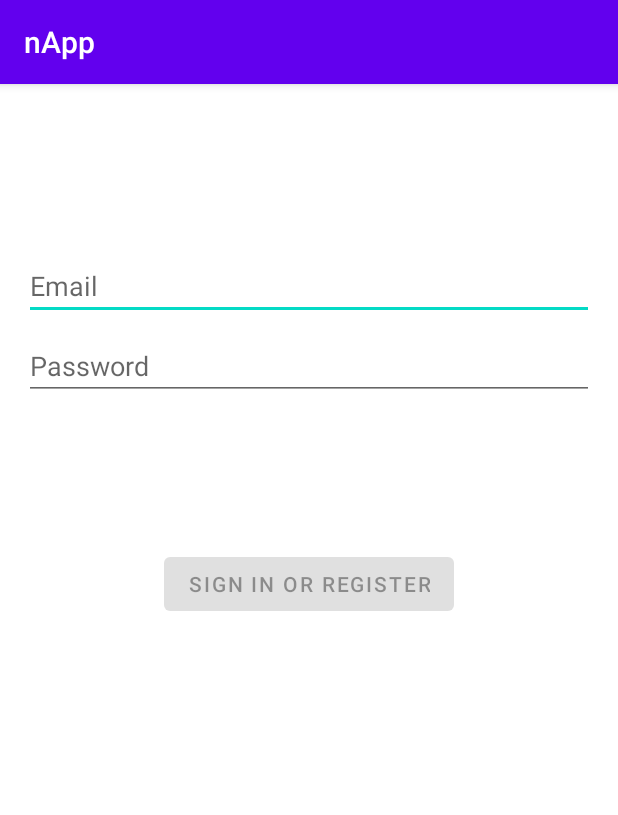
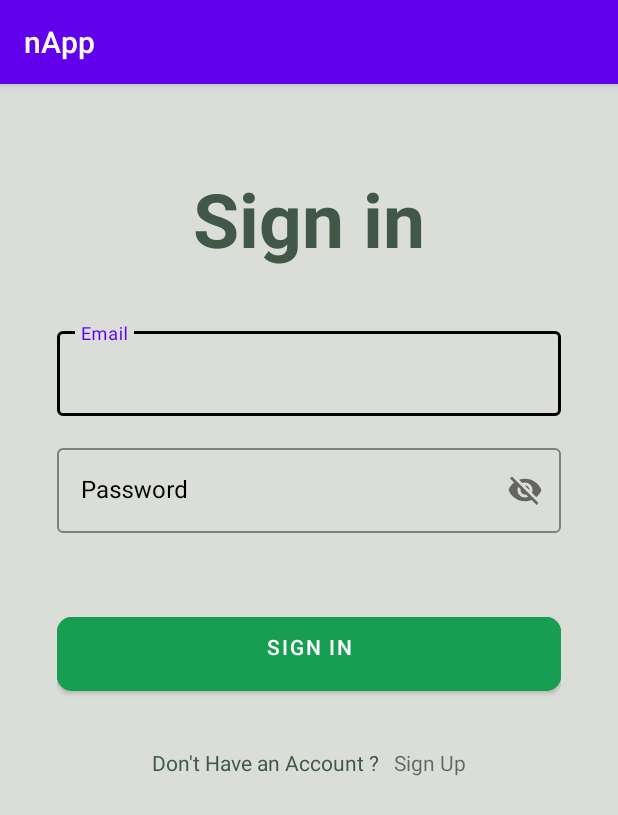
Before and after one commit to 00Chaotic/nApp, an Android app: the screen it shows after launch (LoginActivity), on a phone screen of 412 x 824 dp. Shown: the top 815 px of the screen. Run offline under Robolectric (Android 15) with nearby library versions, the phone set to English and light mode, and no system bars; libraries missing offline, so code that uses them is left out: com.apollographql.apollo, io.jsonwebtoken; 2 statements that could not run were skipped.

Commit message:
completed UI for login (#8)
* completed UI for login

* adding in the id container, the code should be running now

* updated the colours

* coneecting the text inputs to its respective class

```diff
--- a/app/src/main/java/com/napp/napp/ui/login/LoginActivity.java
+++ b/app/src/main/java/com/napp/napp/ui/login/LoginActivity.java
@@ -23,6 +23,8 @@ import com.napp.napp.MyApplication;
 import com.napp.napp.R;
 import com.napp.napp.databinding.ActivityLoginBinding;
 import com.napp.napp.ui.profile.ProfileActivity;
+import com.google.android.material.textfield.TextInputEditText;
+import com.google.android.material.button.MaterialButton;
 
 public class LoginActivity extends AppCompatActivity {
 
@@ -43,9 +45,9 @@ public class LoginActivity extends AppCompatActivity {
         loginViewModel = new ViewModelProvider(this, new LoginViewModelFactory())
                 .get(LoginViewModel.class);
 
-        final EditText usernameEditText = binding.username;
-        final EditText passwordEditText = binding.password;
-        final Button loginButton = binding.login;
+        final TextInputEditText usernameEditText = (TextInputEditText) binding.username;
+        final TextInputEditText passwordEditText = (TextInputEditText) binding.password;
+        final MaterialButton loginButton = (MaterialButton) binding.login;
         final ProgressBar loadingProgressBar = binding.loading;
 
         loginViewModel.getLoginFormState().observe(this, new Observer<LoginFormState>() {
--- a/app/src/main/res/layout/activity_login.xml
+++ b/app/src/main/res/layout/activity_login.xml
@@ -1,69 +1,125 @@
 <?xml version="1.0" encoding="utf-8"?>
-<androidx.constraintlayout.widget.ConstraintLayout xmlns:android="http://schemas.android.com/apk/res/android"
+<ScrollView xmlns:android="http://schemas.android.com/apk/res/android"
     xmlns:app="http://schemas.android.com/apk/res-auto"
     xmlns:tools="http://schemas.android.com/tools"
     android:id="@+id/container"
     android:layout_width="match_parent"
     android:layout_height="match_parent"
+    android:background="@color/color_1"
+    android:scrollbars="none"
     android:paddingLeft="@dimen/activity_horizontal_margin"
     android:paddingTop="@dimen/activity_vertical_margin"
     android:paddingRight="@dimen/activity_horizontal_margin"
     android:paddingBottom="@dimen/activity_vertical_margin"
     tools:context=".ui.login.LoginActivity">
 
-    <EditText
+    <LinearLayout
+        android:layout_width="match_parent"
+        android:layout_height="wrap_content"
+        android:layout_marginStart="22dp"
+        android:layout_marginEnd="22dp"
+        android:orientation="vertical">
+
+        <TextView
+            android:layout_width="match_parent"
+            android:layout_height="wrap_content"
+            android:layout_marginTop="40dp"
+            android:text="Sign in"
+            android:textAlignment="center"
+            android:textColor="@color/color_6"
+            android:textSize="50sp"
+            android:textStyle="bold" />
+
+
+        <com.google.android.material.textfield.TextInputLayout
+            style="@style/Widget.MaterialComponents.TextInputLayout.OutlinedBox"
+            android:layout_width="match_parent"
+            android:layout_height="wrap_content"
+            android:layout_marginTop="36dp"
+            android:hint="Email"
+            android:textColorHint="@color/black"
+            app:boxStrokeColor="@color/black">
+
+            <com.google.android.material.textfield.TextInputEditText
                 android:id="@+id/username"
-        android:layout_width="0dp"
+                android:layout_width="match_parent"
                 android:layout_height="wrap_content"
-        android:layout_marginTop="96dp"
-        android:hint="@string/prompt_email"
                 android:inputType="textEmailAddress"
-        android:selectAllOnFocus="true"
-        app:layout_constraintEnd_toEndOf="parent"
-        app:layout_constraintStart_toStartOf="parent"
-        app:layout_constraintTop_toTopOf="parent" />
+                android:singleLine="true"
+                android:textColor="@color/black" />
 
-    <EditText
+        </com.google.android.material.textfield.TextInputLayout>
+
+        <com.google.android.material.textfield.TextInputLayout
+            style="@style/Widget.MaterialComponents.TextInputLayout.OutlinedBox"
+            android:layout_width="match_parent"
+            android:layout_height="wrap_content"
+            android:layout_marginTop="16dp"
+            android:hint="Password"
+            android:textColorHint="@color/black"
+            app:boxStrokeColor="@color/black"
+            app:passwordToggleEnabled="true">
+
+            <com.google.android.material.textfield.TextInputEditText
                 android:id="@+id/password"
-        android:layout_width="0dp"
+                android:layout_width="match_parent"
                 android:layout_height="wrap_content"
-        android:layout_marginTop="8dp"
-        android:hint="@string/prompt_password"
-        android:imeActionLabel="@string/action_sign_in_short"
-        android:imeOptions="actionDone"
-        android:inputType="textPassword"
-        android:selectAllOnFocus="true"
-        app:layout_constraintEnd_toEndOf="parent"
-        app:layout_constraintStart_toStartOf="parent"
-        app:layout_constraintTop_toBottomOf="@+id/username" />
+                android:inputType="textEmailAddress"
+                android:singleLine="true"
+                android:textColor="@color/black" />
 
-    <Button
-        android:id="@+id/login"
-        android:layout_width="wrap_content"
+        </com.google.android.material.textfield.TextInputLayout>
+
+        <FrameLayout
+            android:layout_width="match_parent"
             android:layout_height="wrap_content"
-        android:layout_gravity="start"
-        android:layout_marginTop="16dp"
-        android:layout_marginBottom="64dp"
-        android:enabled="false"
-        android:text="@string/action_sign_in"
-        app:layout_constraintBottom_toBottomOf="parent"
-        app:layout_constraintEnd_toEndOf="parent"
-        app:layout_constraintStart_toStartOf="parent"
-        app:layout_constraintTop_toBottomOf="@+id/password"
-        app:layout_constraintVertical_bias="0.2" />
+            android:layout_marginTop="50dp">
 
             <ProgressBar
                 android:id="@+id/loading"
+                android:layout_width="50dp"
+                android:layout_height="50dp"
+                android:layout_gravity="center_horizontal"
+                android:visibility="invisible" />
+
+            <com.google.android.material.button.MaterialButton
+                android:id="@+id/login"
+                android:layout_width="match_parent"
+                android:layout_height="wrap_content"
+                android:backgroundTint="@color/color_5"
+                android:paddingStart="20dp"
+                android:paddingTop="10dp"
+                android:paddingEnd="20dp"
+                android:paddingBottom="20dp"
+                android:text="Sign In"
+                app:cornerRadius="10dp" />
+
+        </FrameLayout>
+
+        <LinearLayout
+            android:layout_width="match_parent"
+            android:layout_height="wrap_content"
+            android:layout_marginTop="32dp"
+            android:gravity="center"
+            android:orientation="horizontal">
+
+            <TextView
                 android:layout_width="wrap_content"
                 android:layout_height="wrap_content"
-        android:layout_gravity="center"
-        android:layout_marginTop="64dp"
-        android:layout_marginBottom="64dp"
-        android:visibility="gone"
-        app:layout_constraintBottom_toBottomOf="parent"
-        app:layout_constraintEnd_toEndOf="@+id/password"
-        app:layout_constraintStart_toStartOf="@+id/password"
-        app:layout_constraintTop_toTopOf="parent"
-        app:layout_constraintVertical_bias="0.3" />
+                android:text="Don't Have an Account ?"
+                android:textColor="@color/color_6"
+                android:textSize="14sp" />
 
-</androidx.constraintlayout.widget.ConstraintLayout>
+            <TextView
+                android:id="@+id/txtSignUp"
+                android:layout_width="wrap_content"
+                android:layout_height="wrap_content"
+                android:layout_marginStart="10dp"
+                android:text="Sign Up"
+                android:textSize="14sp" />
+
+        </LinearLayout>
+
+    </LinearLayout>
+
+</ScrollView>
```
Lines whose indentation alone changed are shown as unchanged.
